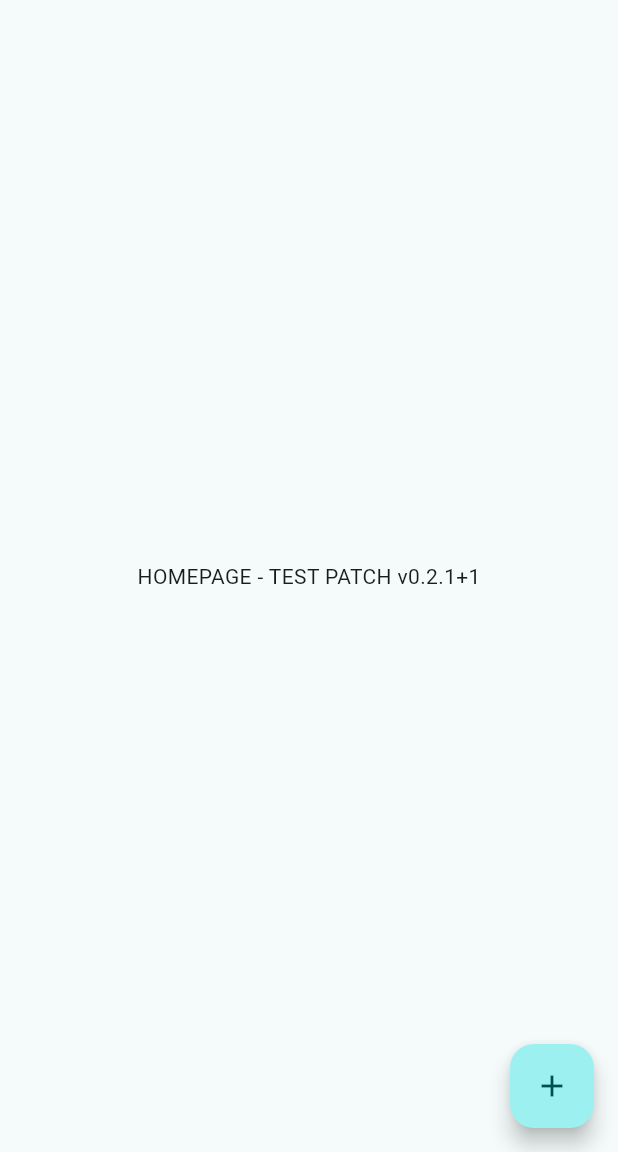
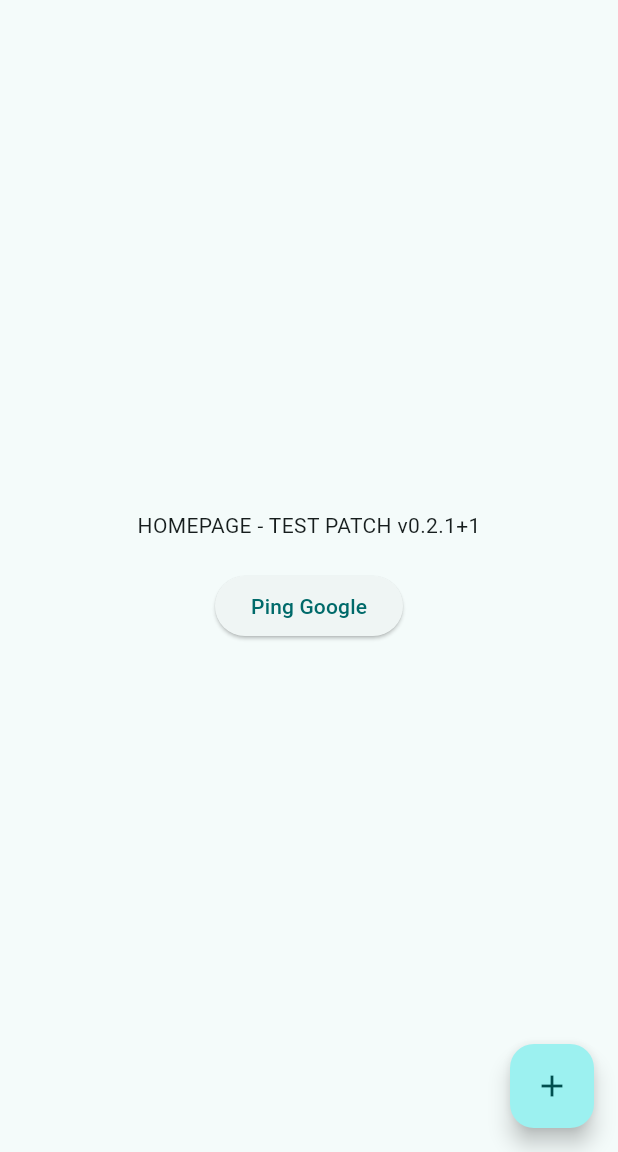
Before and after one commit to Ketch4n/Expensar, a Flutter app: the screen it shows after launch, on a phone screen of 412 x 824 dp, the part 84-1236 px from its top. Run offline on Flutter 3.47's test engine with Material 3 defaults, Android fonts, the phone set to English and light mode, and no system bars; our stand-ins replace firebase_core; accounts and stored records are empty.

Commit message:
feat: add HTTP package and implement ping functionality in homepage

```diff
--- a/lib/src/view/home_page.dart
+++ b/lib/src/view/home_page.dart
@@ -1,4 +1,5 @@
 import 'package:expensar/src/utils/app_bar_utils.dart';
+import 'package:http/http.dart' as http;
 import 'package:flutter/material.dart';
 
 class Homepage extends StatefulWidget {
@@ -10,13 +11,44 @@ class Homepage extends StatefulWidget {
 
 class _HomepageState extends State<Homepage> {
   @override
+  void initState() {
+    super.initState();
+  }
+
+  Future<void> _pingGoogle() async {
+    try {
+      final response = await http.get(Uri.parse('https://www.google.com'));
+      if (response.statusCode == 200) {
+        ScaffoldMessenger.of(
+          context,
+        ).showSnackBar(const SnackBar(content: Text('Ping successful!')));
+      } else {
+        ScaffoldMessenger.of(
+          context,
+        ).showSnackBar(const SnackBar(content: Text('Ping failed!')));
+      }
+    } catch (e) {
+      ScaffoldMessenger.of(
+        context,
+      ).showSnackBar(SnackBar(content: Text('Error: $e')));
+    }
+  }
+
+  @override
   Widget build(BuildContext context) {
     return Scaffold(
       appBar: CustomAppBar(title: 'Expensar'),
       body: Center(
         child: Column(
           mainAxisAlignment: MainAxisAlignment.center,
-          children: [const Text('HOMEPAGE - TEST PATCH v0.2.1+1')],
+          children: [
+            const Text('HOMEPAGE - TEST PATCH v0.2.1+1'),
+            const SizedBox(height: 20),
+            ElevatedButton(
+              onPressed: _pingGoogle,
+              child: const Text('Ping Google'),
+            ),
+          ],
         ),
       ),
       floatingActionButton: FloatingActionButton(
--- a/pubspec.yaml
+++ b/pubspec.yaml
@@ -10,6 +10,7 @@ dependencies:
   flutter:
     sdk: flutter
   firebase_core: ^4.3.0
+  http: ^1.6.0
 
 dev_dependencies:
   flutter_test:
```
Also changed, not shown: pubspec.lock.
